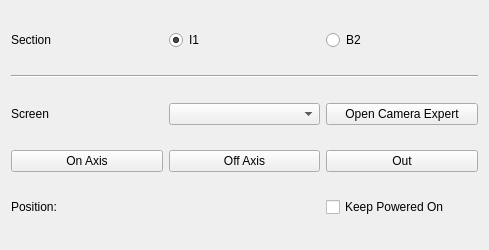
The window that esme/gui/ui/area.ui (st-walker/esme) describes before a commit, drawn with Qt 5.
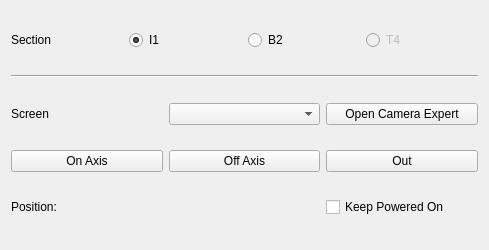
The same window after the commit.

What changed in the file:
```diff
--- a/esme/gui/ui/area.ui
+++ b/esme/gui/ui/area.ui
@@ -91,6 +91,16 @@
        </property>
       </widget>
      </item>
+     <item>
+      <widget class="QRadioButton" name="radioButton">
+       <property name="enabled">
+        <bool>false</bool>
+       </property>
+       <property name="text">
+        <string>T4</string>
+       </property>
+      </widget>
+     </item>
     </layout>
    </item>
    <item row="4" column="0">
```
